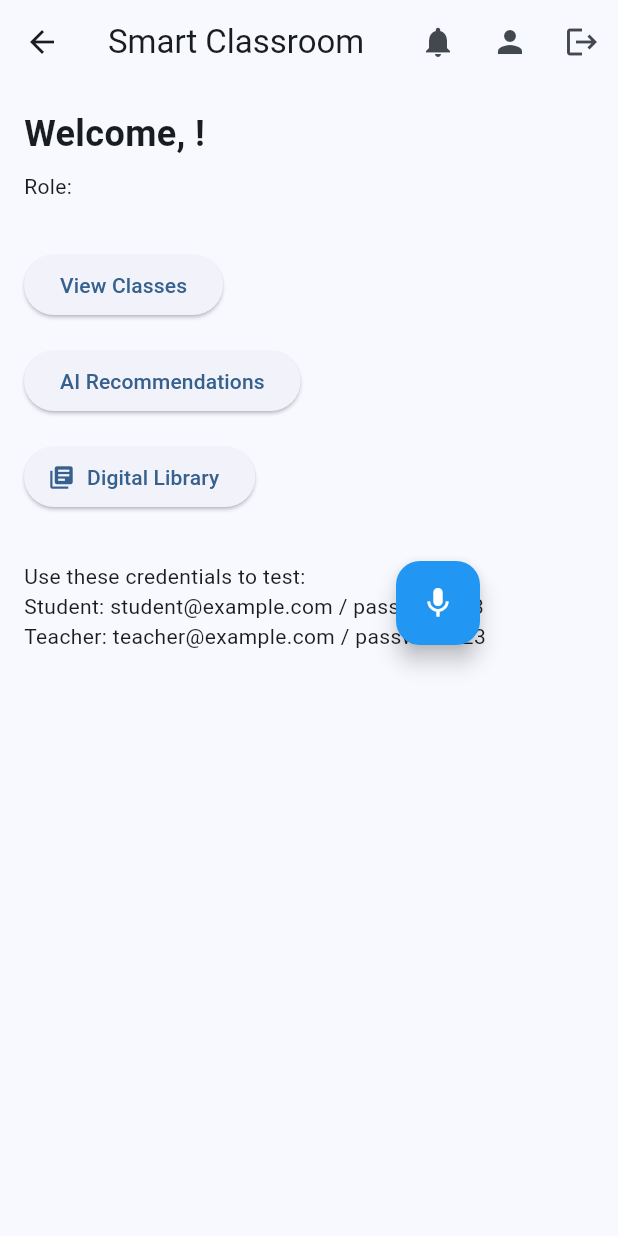
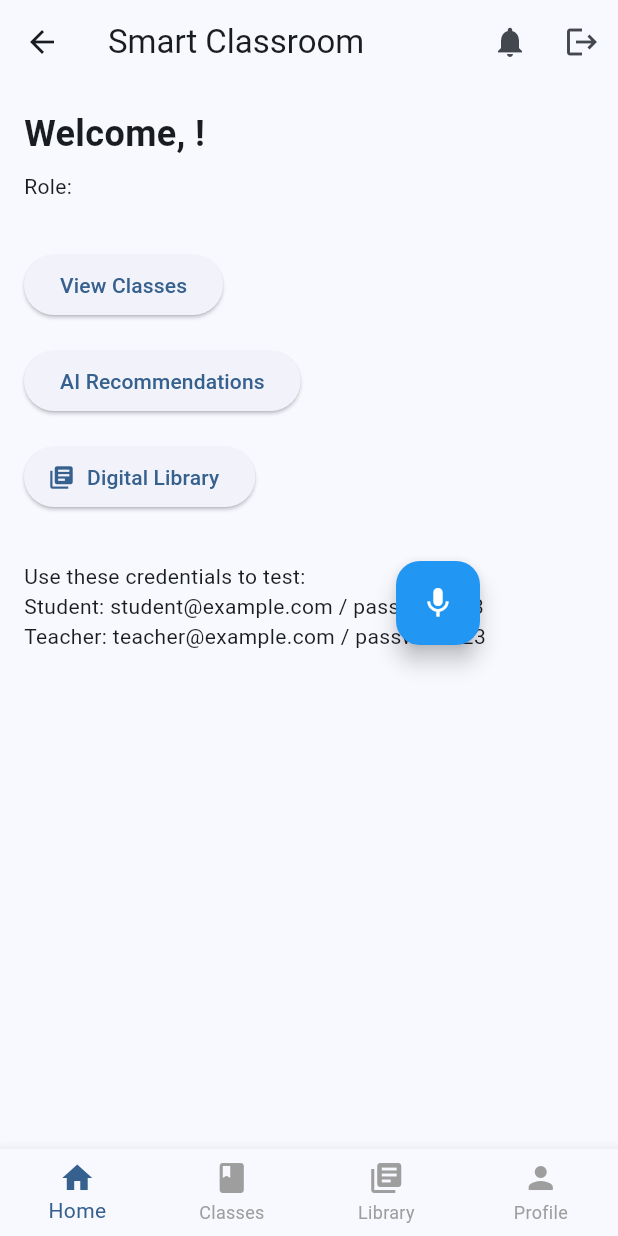
Before and after one commit to Afriyaniwulandari/Smart-Classroom, a Flutter app: the HomeScreen screen opened by its route, on a phone screen of 412 x 824 dp. Run offline on Flutter 3.47's test engine with Material 3 defaults, Android fonts, the phone set to English and light mode, and no system bars; our stand-ins replace dio, fl_chart, flutter_local_notifications, flutter_tts, image_picker, pdf and 5 more; missing offline and left inert: encrypt, mobile_scanner; accounts and stored records are empty.

Commit message:
Penambahan Button Tab Nav

```diff
--- a/lib/screens/home_screen.dart
+++ b/lib/screens/home_screen.dart
@@ -13,80 +13,21 @@ import 'student_dashboard_screen.dart';
 import 'digital_library_screen.dart';
 import '../widgets/voice_assistant_overlay.dart';
 
-class HomeScreen extends StatelessWidget {
+class HomeScreen extends StatefulWidget {
   const HomeScreen({super.key});
 
   @override
-  Widget build(BuildContext context) {
+  State<HomeScreen> createState() => _HomeScreenState();
+}
+
+class _HomeScreenState extends State<HomeScreen> {
+  int _selectedIndex = 0;
+
+  Widget _buildHomeTab() {
     final authProvider = Provider.of<AuthProvider>(context);
     final user = authProvider.user;
 
-    return Scaffold(
-      appBar: AppBar(
-        title: const Text('Smart Classroom'),
-        actions: [
-          Consumer<NotificationProvider>(
-            builder: (context, notificationProvider, child) {
-              final unreadCount = notificationProvider.unreadCount;
     return Stack(
-                children: [
-                  IconButton(
-                    icon: const Icon(Icons.notifications),
-                    onPressed: () {
-                      Navigator.of(context).push(
-                        MaterialPageRoute(builder: (_) => const NotificationsScreen()),
-                      );
-                    },
-                  ),
-                  if (unreadCount > 0)
-                    Positioned(
-                      right: 8,
-                      top: 8,
-                      child: Container(
-                        padding: const EdgeInsets.all(2),
-                        decoration: BoxDecoration(
-                          color: Colors.red,
-                          borderRadius: BorderRadius.circular(10),
-                        ),
-                        constraints: const BoxConstraints(
-                          minWidth: 16,
-                          minHeight: 16,
-                        ),
-                        child: Text(
-                          unreadCount > 99 ? '99+' : unreadCount.toString(),
-                          style: const TextStyle(
-                            color: Colors.white,
-                            fontSize: 10,
-                            fontWeight: FontWeight.bold,
-                          ),
-                          textAlign: TextAlign.center,
-                        ),
-                      ),
-                    ),
-                ],
-              );
-            },
-          ),
-          IconButton(
-            icon: const Icon(Icons.person),
-            onPressed: () {
-              Navigator.of(context).push(
-                MaterialPageRoute(builder: (_) => const ProfileScreen()),
-              );
-            },
-          ),
-          IconButton(
-            icon: const Icon(Icons.logout),
-            onPressed: () async {
-              await authProvider.logout();
-              if (context.mounted) {
-                Navigator.of(context).pushReplacementNamed('/login');
-              }
-            },
-          ),
-        ],
-      ),
-      body: Stack(
       children: [
         SingleChildScrollView(
           padding: const EdgeInsets.all(16),
@@ -195,7 +136,115 @@ class HomeScreen extends StatelessWidget {
         ),
         const VoiceAssistantOverlay(),
       ],
+    );
+  }
+
+  PreferredSizeWidget _buildAppBar() {
+    return AppBar(
+      title: const Text('Smart Classroom'),
+      actions: [
+        Consumer<NotificationProvider>(
+          builder: (context, notificationProvider, child) {
+            final unreadCount = notificationProvider.unreadCount;
+            return Stack(
+              children: [
+                IconButton(
+                  icon: const Icon(Icons.notifications),
+                  onPressed: () {
+                    Navigator.of(context).push(
+                      MaterialPageRoute(builder: (_) => const NotificationsScreen()),
+                    );
+                  },
                 ),
+                if (unreadCount > 0)
+                  Positioned(
+                    right: 8,
+                    top: 8,
+                    child: Container(
+                      padding: const EdgeInsets.all(2),
+                      decoration: BoxDecoration(
+                        color: Colors.red,
+                        borderRadius: BorderRadius.circular(10),
+                      ),
+                      constraints: const BoxConstraints(
+                        minWidth: 16,
+                        minHeight: 16,
+                      ),
+                      child: Text(
+                        unreadCount > 99 ? '99+' : unreadCount.toString(),
+                        style: const TextStyle(
+                          color: Colors.white,
+                          fontSize: 10,
+                          fontWeight: FontWeight.bold,
+                        ),
+                        textAlign: TextAlign.center,
+                      ),
+                    ),
+                  ),
+              ],
+            );
+          },
+        ),
+        IconButton(
+          icon: const Icon(Icons.logout),
+          onPressed: () async {
+            final authProvider = Provider.of<AuthProvider>(context, listen: false);
+            await authProvider.logout();
+            if (context.mounted) {
+              Navigator.of(context).pushReplacementNamed('/login');
+            }
+          },
+        ),
+      ],
+    );
+  }
+
+  BottomNavigationBar _buildBottomNavBar() {
+    return BottomNavigationBar(
+      currentIndex: _selectedIndex,
+      onTap: (index) {
+        setState(() {
+          _selectedIndex = index;
+        });
+      },
+      items: const [
+        BottomNavigationBarItem(
+          icon: Icon(Icons.home),
+          label: 'Home',
+        ),
+        BottomNavigationBarItem(
+          icon: Icon(Icons.class_),
+          label: 'Classes',
+        ),
+        BottomNavigationBarItem(
+          icon: Icon(Icons.library_books),
+          label: 'Library',
+        ),
+        BottomNavigationBarItem(
+          icon: Icon(Icons.person),
+          label: 'Profile',
+        ),
+      ],
+      type: BottomNavigationBarType.fixed,
+      selectedItemColor: Theme.of(context).primaryColor,
+      unselectedItemColor: Colors.grey,
+    );
+  }
+
+  @override
+  Widget build(BuildContext context) {
+    return Scaffold(
+      appBar: _buildAppBar(),
+      body: IndexedStack(
+        index: _selectedIndex,
+        children: [
+          _buildHomeTab(),
+          const ClassesScreen(),
+          const DigitalLibraryScreen(),
+          const ProfileScreen(),
+        ],
+      ),
+      bottomNavigationBar: _buildBottomNavBar(),
     );
   }
 
```
Lines whose indentation alone changed are shown as unchanged.
